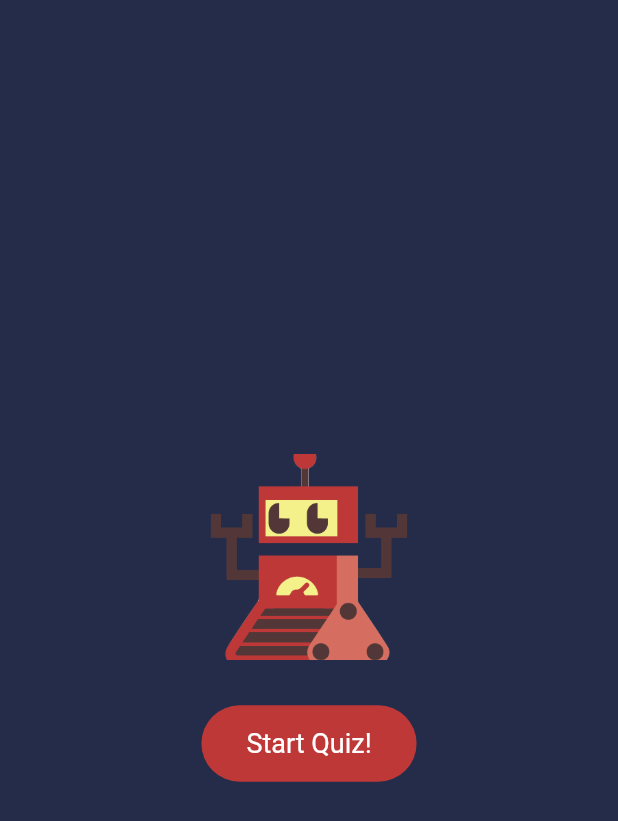
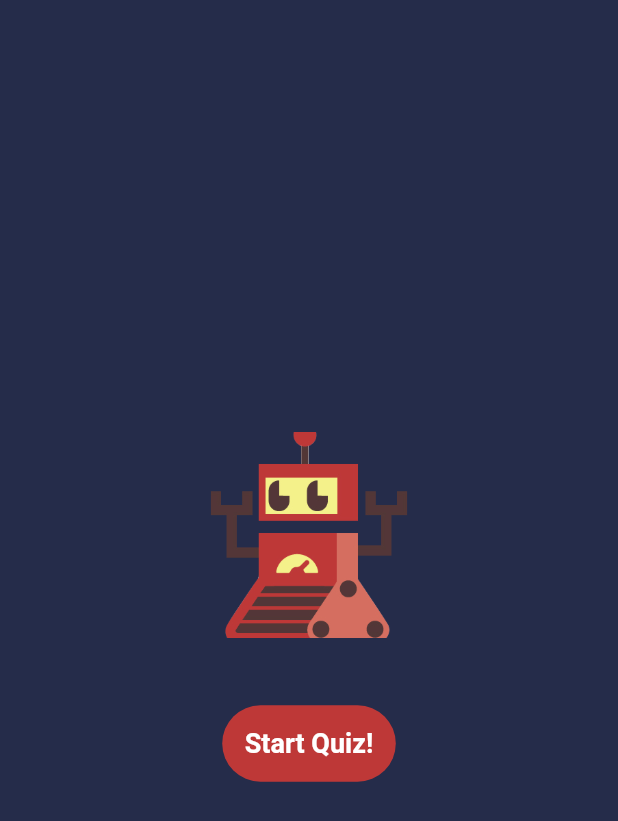
Before and after one commit to feMoraes0/quiz-app, a Flutter app: the screen it shows after launch, on a phone screen of 412 x 824 dp. Shown: the top 821 px of the screen. Run offline on Flutter 3.47's test engine with Material 2 defaults, Android fonts, the phone set to English and light mode, and no system bars; our stand-ins replace html_unescape.

Commit message:
refactor: added custom button component

```diff
--- /dev/null
+++ b/lib/components/custom_button.dart
@@ -0,0 +1,36 @@
+import 'package:flutter/material.dart';
+
+class CustomButton extends StatelessWidget {
+  final String text;
+
+  const CustomButton({
+    Key key,
+    @required this.text,
+  }) : super(key: key);
+
+  @override
+  Widget build(BuildContext context) {
+    ThemeData theme = Theme.of(context);
+    return Container(
+      margin: const EdgeInsets.symmetric(
+        vertical: 15.0,
+        horizontal: 30.0,
+      ),
+      padding: const EdgeInsets.all(15.0),
+      decoration: BoxDecoration(
+        color: theme.primaryColor,
+        borderRadius: BorderRadius.circular(180.0),
+      ),
+      child: Text(
+        this.text,
+        textAlign: TextAlign.center,
+        maxLines: 5,
+        style: TextStyle(
+          color: Colors.white,
+          fontSize: 18.0,
+          fontWeight: FontWeight.w600,
+        ),
+      ),
+    );
+  }
+}
--- a/lib/screens/result.dart
+++ b/lib/screens/result.dart
@@ -1,4 +1,5 @@
 import 'package:flutter/material.dart';
+import 'package:quiz_app/components/custom_button.dart';
 
 class Result extends StatelessWidget {
   @override
@@ -70,26 +71,7 @@ class Result extends StatelessWidget {
                     onTap: () {
                       Navigator.pushReplacementNamed(context, 'start');
                     },
-                    child: Container(
-                      margin: const EdgeInsets.symmetric(
-                        vertical: 15.0,
-                        horizontal: 30.0,
-                      ),
-                      padding: const EdgeInsets.all(15.0),
-                      decoration: BoxDecoration(
-                        color: theme.primaryColor,
-                        borderRadius: BorderRadius.circular(180.0),
-                      ),
-                      child: Text(
-                        'Play Again',
-                        textAlign: TextAlign.center,
-                        maxLines: 5,
-                        style: TextStyle(
-                            color: Colors.white,
-                            fontSize: 16.0,
-                            fontWeight: FontWeight.w600),
-                      ),
-                    ),
+                    child: CustomButton(text: 'Play Again',),
                   )
                 ],
               ),
--- a/lib/screens/start.dart
+++ b/lib/screens/start.dart
@@ -1,4 +1,5 @@
 import 'package:flutter/material.dart';
+import 'package:quiz_app/components/custom_button.dart';
 
 class Start extends StatelessWidget {
   @override
@@ -25,27 +26,7 @@ class Start extends StatelessWidget {
                 onTap: () {
                   Navigator.pushReplacementNamed(context, 'quiz');
                 },
-                child: Container(
-                  padding: const EdgeInsets.symmetric(
-                    vertical: 15.0,
-                    horizontal: 30.0,
-                  ),
-                  decoration: BoxDecoration(
-                    color: theme.primaryColor,
-                    borderRadius: BorderRadius.all(
-                      Radius.circular(
-                        30.0,
-                      ),
-                    ),
-                  ),
-                  child: Text(
-                    'Start Quiz!',
-                    style: TextStyle(
-                      color: Colors.white,
-                      fontSize: 18.0,
-                    ),
-                  ),
-                ),
+                child: CustomButton(text: 'Start Quiz!'),
               ),
             ),
           ],
```
